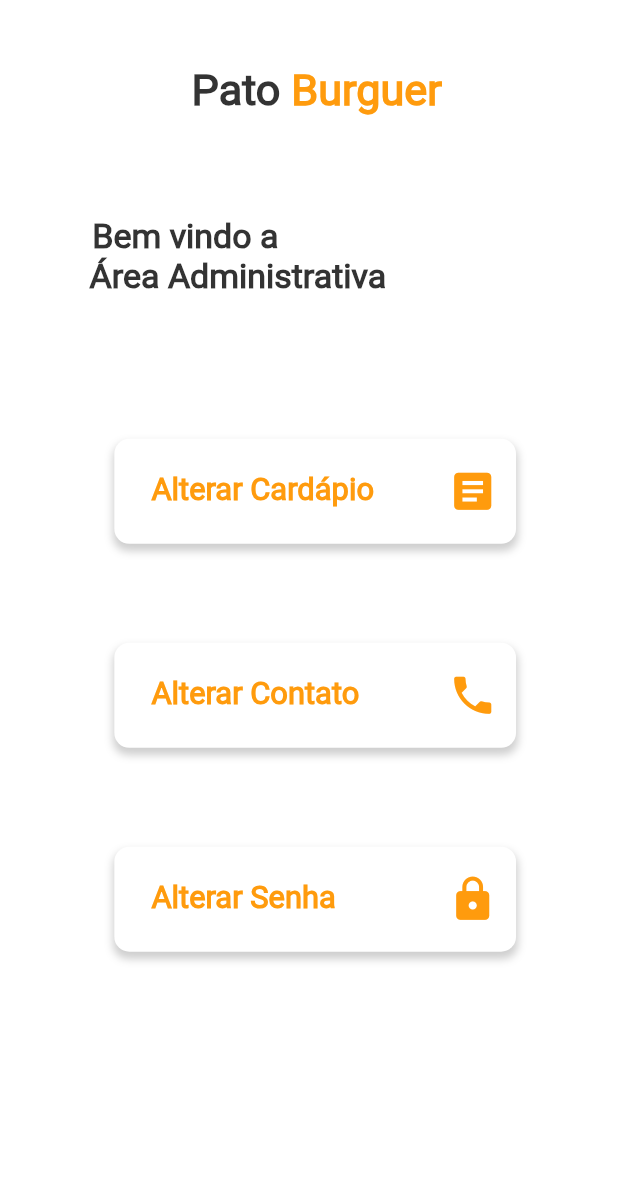
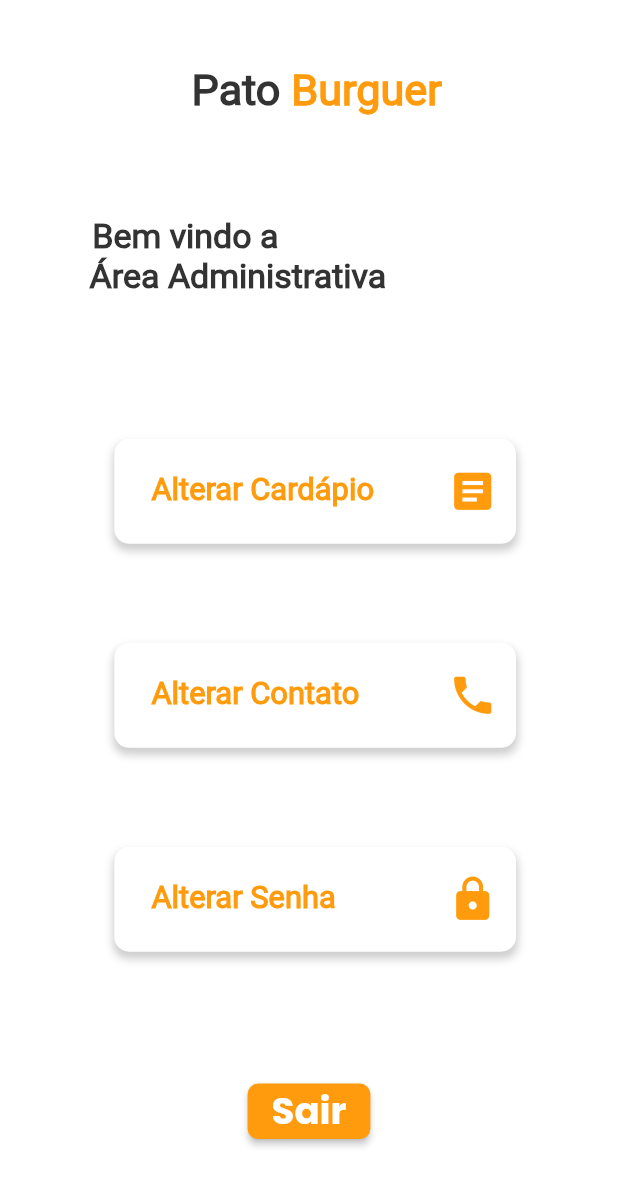
Before and after one commit to ZeusMoreira/app_admin, a Flutter app: the screen it shows once a user with an empty profile is signed in, on a phone screen of 412 x 824 dp. Shown: the top 1186 px of the screen. Run offline on Flutter 3.47's test engine with Material 2 defaults, Android fonts, the phone set to English and light mode, and no system bars; our stand-ins replace cloud_firestore, firebase_auth, firebase_core, material_design_icons_flutter; accounts and stored records are empty.

Commit message:
Pequenas correções na parte do login e adição do botão sair

```diff
--- a/app_admin/lib/TelaAlterarCardapio/alt_item.dart
+++ b/app_admin/lib/TelaAlterarCardapio/alt_item.dart
@@ -326,7 +326,6 @@ class _BackgroundState extends State<Background> {
                                               fontSize: (MediaQuery.of(context).size.height)*0.04,
                                               fontWeight: FontWeight.w900,
                                               fontStyle: FontStyle.normal,
-
                                           ),
                                         ),
                                       ),
--- a/app_admin/lib/main_home/home_page.dart
+++ b/app_admin/lib/main_home/home_page.dart
@@ -1,7 +1,10 @@
 import 'package:app_admin/TelaAlterarCardapio/altcardapio.dart';
 import 'package:app_admin/tela_altera_contato/altera_contato.dart';
+import 'package:app_admin/tela_login_senha/login/login_page.dart';
+import 'package:app_admin/tela_login_senha/senha/authentication_service.dart';
 import 'package:cloud_firestore/cloud_firestore.dart';
 import 'package:flutter/material.dart';
+import 'package:provider/src/provider.dart';
 import '../tela_login_senha/senha/alterar_senha.dart';
 
 class HomePage extends StatefulWidget {
@@ -435,6 +438,34 @@ class _HomePageState extends State<HomePage> {
                                );
                              }, // Navegaremos para a página alterar senha
                            ),
+                           SizedBox(height: MediaQuery
+                               .of(context)
+                               .size
+                               .height * 0.10,),
+                          ElevatedButton(
+                            onPressed: (){
+                              context.read<AuthenticationService>().signOut();
+                              Navigator.of(context).push(
+                                  MaterialPageRoute(builder: (context) => LoginPage(),
+                                  ));
+                            },
+                            child: Text(
+                              'Sair',
+                              style: TextStyle(
+                                  fontFamily: 'Poppins',
+                                  fontSize: MediaQuery.of(context).size.height*0.03,
+                                  color: Colors.white,
+                                  fontWeight: FontWeight.w700),
+                            ),
+                              style: ButtonStyle(
+                                  backgroundColor:
+                                  MaterialStateProperty.all<Color>(Color(0xFFFF9B0D)),
+                                  shape: MaterialStateProperty.all<RoundedRectangleBorder>(
+                                      RoundedRectangleBorder(
+                                          borderRadius: BorderRadius.circular(7)))),
+                          )
+
+
                          ],
                        ),
                      ),
```
Also changed, not shown: app_admin/lib/tela_login_senha/login/login_centralizado.dart (+8 -2 lines).
